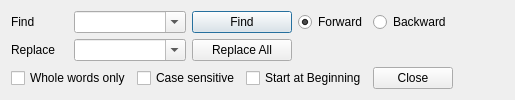
First picture: the form in replacewidget.ui, repository orao/texmaker, before the edit.
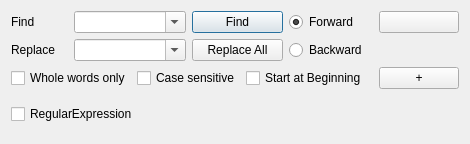
Second picture: the form after the edit. Icons and pictures are not drawn.

Patch:
```diff
--- a/replacewidget.ui
+++ b/replacewidget.ui
@@ -6,8 +6,8 @@
    <rect>
     <x>0</x>
     <y>0</y>
-    <width>515</width>
-    <height>88</height>
+    <width>460</width>
+    <height>122</height>
    </rect>
   </property>
   <property name="sizePolicy">
@@ -69,14 +69,18 @@
      </property>
     </widget>
    </item>
-   <item row="0" column="6">
-    <widget class="QRadioButton" name="radioBackward">
+   <item row="0" column="7">
+    <widget class="QPushButton" name="closeButton">
      <property name="text">
-      <string>Backward</string>
+      <string/>
+     </property>
+     <property name="icon">
+      <iconset resource="texmaker.qrc">
+       <normaloff>:/images/fileclose.png</normaloff>:/images/fileclose.png</iconset>
      </property>
     </widget>
    </item>
-   <item row="0" column="7" rowspan="3">
+   <item row="0" column="8" rowspan="4">
     <spacer name="horizontalSpacer">
      <property name="orientation">
       <enum>Qt::Horizontal</enum>
@@ -146,14 +150,51 @@
      </property>
     </widget>
    </item>
-   <item row="2" column="6">
-    <widget class="QPushButton" name="closeButton">
+   <item row="2" column="7">
+    <widget class="QPushButton" name="moreButton">
+     <property name="sizePolicy">
+      <sizepolicy hsizetype="Minimum" vsizetype="Fixed">
+       <horstretch>0</horstretch>
+       <verstretch>0</verstretch>
+      </sizepolicy>
+     </property>
      <property name="text">
-      <string>Close</string>
+      <string>+</string>
      </property>
-     <property name="icon">
-      <iconset resource="texmaker.qrc">
-       <normaloff>:/images/fileclose.png</normaloff>:/images/fileclose.png</iconset>
+    </widget>
+   </item>
+   <item row="3" column="0" colspan="8">
+    <widget class="QFrame" name="extension">
+     <property name="frameShape">
+      <enum>QFrame::NoFrame</enum>
+     </property>
+     <property name="frameShadow">
+      <enum>QFrame::Plain</enum>
+     </property>
+     <property name="lineWidth">
+      <number>0</number>
+     </property>
+     <layout class="QHBoxLayout" name="horizontalLayout">
+      <property name="leftMargin">
+       <number>0</number>
+      </property>
+      <property name="rightMargin">
+       <number>0</number>
+      </property>
+      <item>
+       <widget class="QCheckBox" name="checkRegExp">
+        <property name="text">
+         <string>RegularExpression</string>
+        </property>
+       </widget>
+      </item>
+     </layout>
+    </widget>
+   </item>
+   <item row="1" column="5">
+    <widget class="QRadioButton" name="radioBackward">
+     <property name="text">
+      <string>Backward</string>
      </property>
     </widget>
    </item>
```
Left out of the diff: 3 changed lines with no effect on the pictures.
